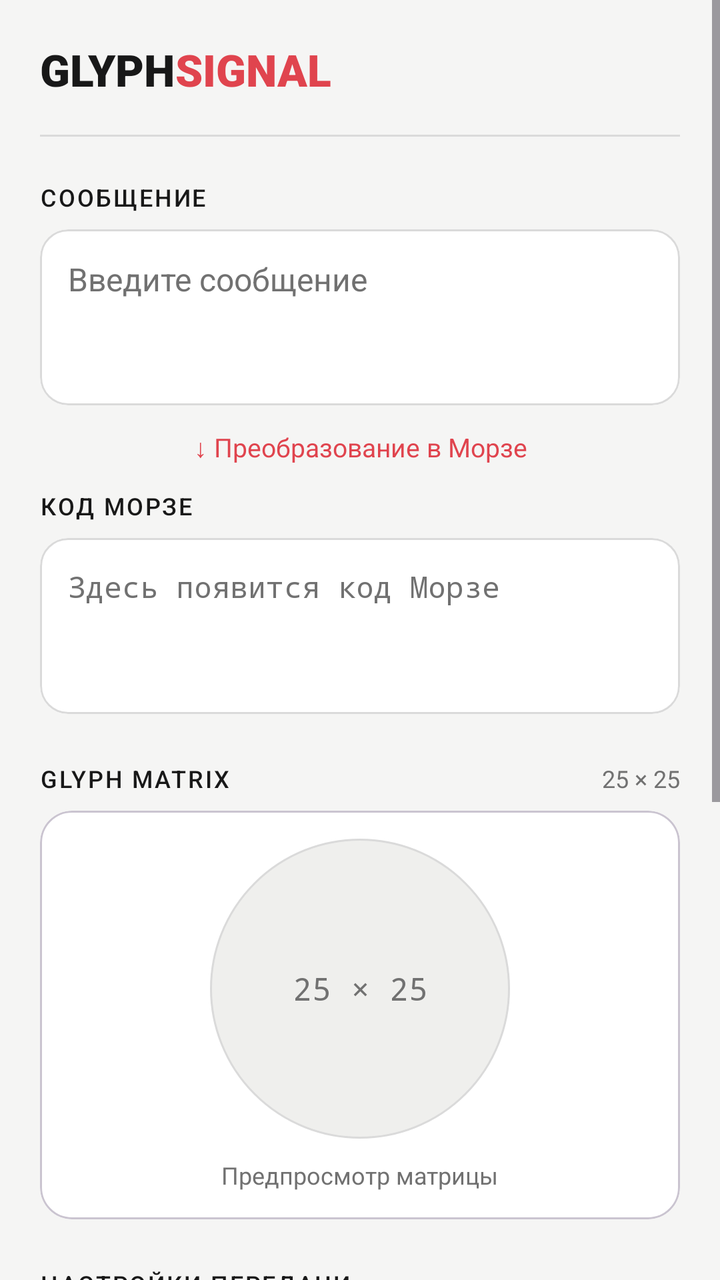
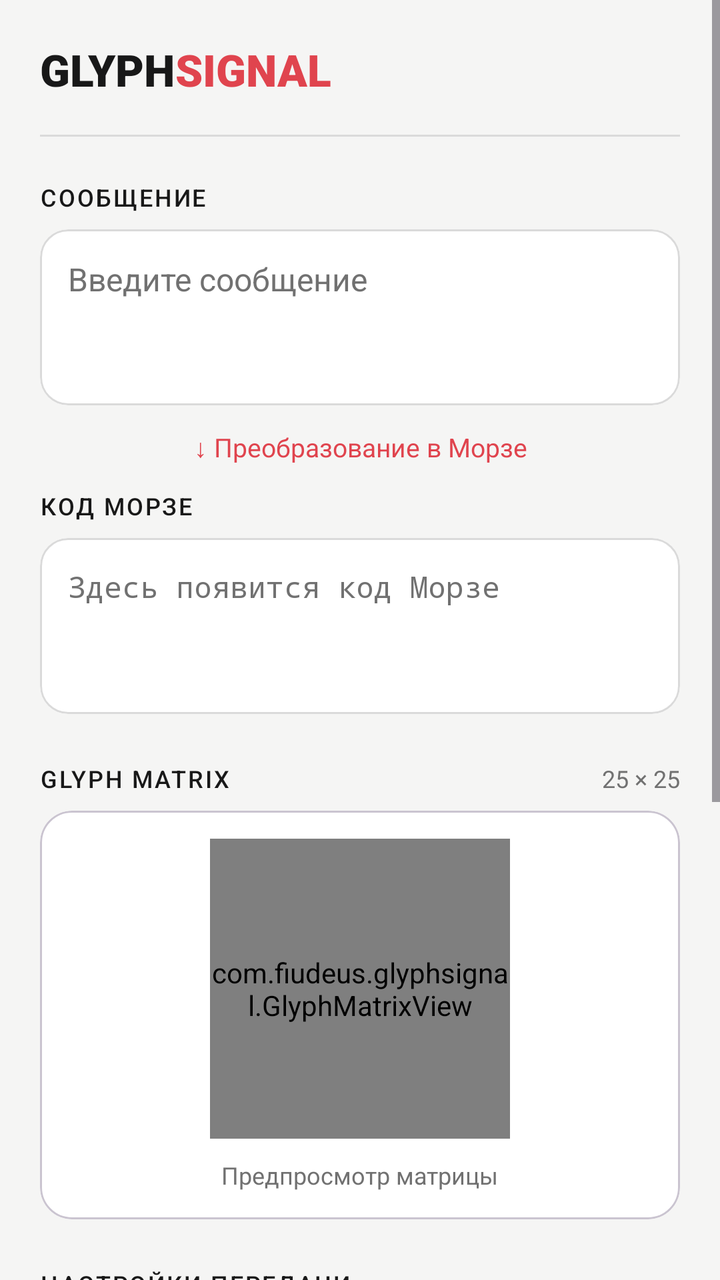

Screens rendered from an Android XML layout before and after an edit, with the pre-edit source and the edit as a unified diff.
<!-- AndroidManifest.xml: application theme Theme.GlyphSignal -->
<!-- res/layout/activity_main.xml -->
<?xml version="1.0" encoding="utf-8"?>
<ScrollView xmlns:android="http://schemas.android.com/apk/res/android"
    xmlns:app="http://schemas.android.com/apk/res-auto"
    android:id="@+id/main"
    android:layout_width="match_parent"
    android:layout_height="match_parent"
    android:background="@color/gs_background"
    android:clipToPadding="false"
    android:fillViewport="true">

    <LinearLayout
        android:layout_width="match_parent"
        android:layout_height="wrap_content"
        android:orientation="vertical"
        android:paddingStart="20dp"
        android:paddingTop="20dp"
        android:paddingEnd="20dp"
        android:paddingBottom="28dp">

        
        <LinearLayout
            android:layout_width="match_parent"
            android:layout_height="wrap_content"
            android:gravity="center_vertical"
            android:orientation="horizontal">

            <TextView
                android:layout_width="wrap_content"
                android:layout_height="wrap_content"
                android:fontFamily="sans-serif-black"
                android:text="@string/brand_glyph"
                android:textColor="@color/gs_text"
                android:textSize="22sp" />

            <TextView
                android:layout_width="wrap_content"
                android:layout_height="wrap_content"
                android:fontFamily="sans-serif-black"
                android:text="@string/brand_signal"
                android:textColor="@color/gs_accent"
                android:textSize="22sp" />
        </LinearLayout>

        <View
            android:layout_width="match_parent"
            android:layout_height="1dp"
            android:layout_marginTop="18dp"
            android:background="@color/gs_border" />

        
        <TextView
            android:layout_width="match_parent"
            android:layout_height="wrap_content"
            android:layout_marginTop="22dp"
            android:fontFamily="sans-serif-medium"
            android:letterSpacing="0.08"
            android:labelFor="@id/messageInput"
            android:text="@string/label_message"
            android:textColor="@color/gs_text"
            android:textSize="12sp" />

        <com.google.android.material.card.MaterialCardView
            android:layout_width="match_parent"
            android:layout_height="wrap_content"
            android:layout_marginTop="8dp"
            app:cardBackgroundColor="@color/gs_surface"
            app:cardCornerRadius="14dp"
            app:cardElevation="0dp"
            app:strokeColor="@color/gs_border"
            app:strokeWidth="1dp">

            <EditText
                android:id="@+id/messageInput"
                android:layout_width="match_parent"
                android:layout_height="wrap_content"
                android:gravity="top|start"
                android:hint="@string/message_hint"
                android:inputType="textCapSentences|textMultiLine"
                android:maxLines="5"
                android:minHeight="88dp"
                android:padding="14dp"
                android:background="@android:color/transparent"
                android:textColor="@color/gs_text"
                android:textColorHint="@color/gs_muted"
                android:textSize="16sp" />
        </com.google.android.material.card.MaterialCardView>

        <TextView
            android:layout_width="match_parent"
            android:layout_height="wrap_content"
            android:layout_marginTop="12dp"
            android:gravity="center"
            android:text="@string/conversion_indicator"
            android:textColor="@color/gs_accent"
            android:textSize="13sp" />

        
        <TextView
            android:layout_width="match_parent"
            android:layout_height="wrap_content"
            android:layout_marginTop="12dp"
            android:fontFamily="sans-serif-medium"
            android:letterSpacing="0.08"
            android:text="@string/label_morse"
            android:textColor="@color/gs_text"
            android:textSize="12sp" />

        <com.google.android.material.card.MaterialCardView
            android:layout_width="match_parent"
            android:layout_height="wrap_content"
            android:layout_marginTop="8dp"
            app:cardBackgroundColor="@color/gs_surface"
            app:cardCornerRadius="14dp"
            app:cardElevation="0dp"
            app:strokeColor="@color/gs_border"
            app:strokeWidth="1dp">

            <TextView
                android:id="@+id/morseOutput"
                android:layout_width="match_parent"
                android:layout_height="wrap_content"
                android:fontFamily="monospace"
                android:gravity="top|start"
                android:maxLines="4"
                android:minHeight="88dp"
                android:padding="14dp"
                android:text="@string/morse_placeholder"
                android:textColor="@color/gs_muted"
                android:textIsSelectable="true"
                android:textSize="15sp" />
        </com.google.android.material.card.MaterialCardView>

        
        <LinearLayout
            android:layout_width="match_parent"
            android:layout_height="wrap_content"
            android:layout_marginTop="24dp"
            android:gravity="center_vertical"
            android:orientation="horizontal">

            <TextView
                android:layout_width="0dp"
                android:layout_height="wrap_content"
                android:layout_weight="1"
                android:fontFamily="sans-serif-medium"
                android:letterSpacing="0.08"
                android:text="@string/label_matrix"
                android:textColor="@color/gs_text"
                android:textSize="12sp" />

            <TextView
                android:layout_width="wrap_content"
                android:layout_height="wrap_content"
                android:text="@string/matrix_resolution"
                android:textColor="@color/gs_muted"
                android:textSize="12sp" />
        </LinearLayout>

        <com.google.android.material.card.MaterialCardView
            android:layout_width="match_parent"
            android:layout_height="wrap_content"
            android:layout_marginTop="8dp"
            app:cardBackgroundColor="@color/gs_surface"
            app:cardCornerRadius="16dp"
            app:cardElevation="0dp">

            <LinearLayout
                android:layout_width="match_parent"
                android:layout_height="wrap_content"
                android:gravity="center"
                android:orientation="vertical"
                android:padding="14dp">

                <FrameLayout
                    android:id="@+id/matrixContainer"
                    android:layout_width="150dp"
                    android:layout_height="150dp"
                    android:background="@drawable/gs_matrix_placeholder">

                    <TextView
                        android:layout_width="match_parent"
                        android:layout_height="match_parent"
                        android:gravity="center"
                        android:fontFamily="monospace"
                        android:text="@string/matrix_resolution"
                        android:textColor="@color/gs_muted"
                        android:textSize="16sp" />
                </FrameLayout>

                <TextView
                    android:layout_width="wrap_content"
                    android:layout_height="wrap_content"
                    android:layout_marginTop="10dp"
                    android:text="@string/matrix_placeholder"
                    android:textColor="@color/gs_muted"
                    android:textSize="12sp" />
            </LinearLayout>
        </com.google.android.material.card.MaterialCardView>

        
        <TextView
            android:layout_width="match_parent"
            android:layout_height="wrap_content"
            android:layout_marginTop="24dp"
            android:fontFamily="sans-serif-medium"
            android:letterSpacing="0.08"
            android:text="@string/label_settings"
            android:textColor="@color/gs_text"
            android:textSize="12sp" />

        <LinearLayout
            android:layout_width="match_parent"
            android:layout_height="wrap_content"
            android:layout_marginTop="8dp"
            android:gravity="center_vertical"
            android:orientation="horizontal">

            <TextView
                android:layout_width="0dp"
                android:layout_height="wrap_content"
                android:layout_weight="1"
                android:text="@string/label_mode"
                android:textColor="@color/gs_text"
                android:textSize="14sp" />

            <com.google.android.material.button.MaterialButton
                android:id="@+id/modeButton"
                android:layout_width="wrap_content"
                android:layout_height="48dp"
                android:text="@string/mode_full_matrix"
                android:textAllCaps="false"
                android:textColor="@color/gs_text"
                android:textSize="13sp"
                app:backgroundTint="@color/gs_surface"
                app:cornerRadius="12dp"
                app:strokeColor="@color/gs_border"
                app:strokeWidth="1dp" />
        </LinearLayout>

        <LinearLayout
            android:layout_width="match_parent"
            android:layout_height="wrap_content"
            android:layout_marginTop="12dp"
            android:orientation="horizontal">

            <LinearLayout
                android:layout_width="0dp"
                android:layout_height="wrap_content"
                android:layout_weight="1"
                android:orientation="vertical">

                <TextView
                    android:layout_width="match_parent"
                    android:layout_height="wrap_content"
                    android:labelFor="@id/wpmInput"
                    android:text="@string/label_wpm"
                    android:textColor="@color/gs_muted"
                    android:textSize="12sp" />

                <com.google.android.material.card.MaterialCardView
                    android:layout_width="match_parent"
                    android:layout_height="wrap_content"
                    android:layout_marginTop="6dp"
                    app:cardBackgroundColor="@color/gs_surface"
                    app:cardCornerRadius="12dp"
                    app:cardElevation="0dp"
                    app:strokeColor="@color/gs_border"
                    app:strokeWidth="1dp">

                    <LinearLayout
                        android:layout_width="match_parent"
                        android:layout_height="48dp"
                        android:gravity="center_vertical"
                        android:orientation="horizontal"
                        android:paddingStart="12dp"
                        android:paddingEnd="12dp">

                        <EditText
                            android:id="@+id/wpmInput"
                            android:layout_width="0dp"
                            android:layout_height="match_parent"
                            android:layout_weight="1"
                            android:background="@android:color/transparent"
                            android:gravity="center_vertical"
                            android:inputType="number"
                            android:maxLength="3"
                            android:selectAllOnFocus="true"
                            android:singleLine="true"
                            android:text="@string/initial_wpm"
                            android:textColor="@color/gs_text"
                            android:textSize="16sp" />

                        <TextView
                            android:layout_width="wrap_content"
                            android:layout_height="wrap_content"
                            android:text="@string/unit_wpm"
                            android:textColor="@color/gs_muted"
                            android:textSize="12sp" />
                    </LinearLayout>
                </com.google.android.material.card.MaterialCardView>
            </LinearLayout>

            <Space
                android:layout_width="12dp"
                android:layout_height="1dp" />

            <LinearLayout
                android:layout_width="0dp"
                android:layout_height="wrap_content"
                android:layout_weight="1"
                android:orientation="vertical">

                <TextView
                    android:layout_width="match_parent"
                    android:layout_height="wrap_content"
                    android:labelFor="@id/brightnessInput"
                    android:text="@string/label_brightness"
                    android:textColor="@color/gs_muted"
                    android:textSize="12sp" />

                <com.google.android.material.card.MaterialCardView
                    android:layout_width="match_parent"
                    android:layout_height="wrap_content"
                    android:layout_marginTop="6dp"
                    app:cardBackgroundColor="@color/gs_surface"
                    app:cardCornerRadius="12dp"
                    app:cardElevation="0dp"
                    app:strokeColor="@color/gs_border"
                    app:strokeWidth="1dp">

                    <LinearLayout
                        android:layout_width="match_parent"
                        android:layout_height="48dp"
                        android:gravity="center_vertical"
                        android:orientation="horizontal"
                        android:paddingStart="12dp"
                        android:paddingEnd="12dp">

                        <EditText
                            android:id="@+id/brightnessInput"
                            android:layout_width="0dp"
                            android:layout_height="match_parent"
                            android:layout_weight="1"
                            android:background="@android:color/transparent"
                            android:gravity="center_vertical"
                            android:inputType="number"
                            android:maxLength="3"
                            android:selectAllOnFocus="true"
                            android:singleLine="true"
                            android:text="@string/initial_brightness"
                            android:textColor="@color/gs_text"
                            android:textSize="16sp" />

                        <TextView
                            android:layout_width="wrap_content"
                            android:layout_height="wrap_content"
                            android:text="@string/unit_percent"
                            android:textColor="@color/gs_muted"
                            android:textSize="12sp" />
                    </LinearLayout>
                </com.google.android.material.card.MaterialCardView>
            </LinearLayout>
        </LinearLayout>

        <LinearLayout
            android:layout_width="match_parent"
            android:layout_height="wrap_content"
            android:layout_marginTop="14dp"
            android:gravity="center_vertical"
            android:orientation="horizontal">

            <TextView
                android:layout_width="0dp"
                android:layout_height="wrap_content"
                android:layout_weight="1"
                android:text="@string/label_repeats"
                android:textColor="@color/gs_text"
                android:textSize="14sp" />

            <com.google.android.material.button.MaterialButton
                android:id="@+id/decreaseRepeatsButton"
                android:layout_width="44dp"
                android:layout_height="44dp"
                android:contentDescription="@string/decrease_repeats"
                android:minWidth="44dp"
                android:padding="0dp"
                android:gravity="center"
                android:insetLeft="0dp"
                android:insetRight="0dp"
                android:insetTop="0dp"
                android:insetBottom="0dp"
                android:text="@string/minus_symbol"
                android:textColor="@color/gs_text"
                android:textSize="18sp"
                app:backgroundTint="@color/gs_surface"
                app:cornerRadius="12dp"
                app:strokeColor="@color/gs_border"
                app:strokeWidth="1dp" />

            <TextView
                android:id="@+id/repeatsValue"
                android:layout_width="36dp"
                android:layout_height="wrap_content"
                android:gravity="center"
                android:text="@string/initial_repeats"
                android:textColor="@color/gs_text"
                android:textSize="16sp" />

            <com.google.android.material.button.MaterialButton
                android:id="@+id/increaseRepeatsButton"
                android:layout_width="44dp"
                android:layout_height="44dp"
                android:contentDescription="@string/increase_repeats"
                android:minWidth="44dp"
                android:padding="0dp"
                android:gravity="center"
                android:insetLeft="0dp"
                android:insetRight="0dp"
                android:insetTop="0dp"
                android:insetBottom="0dp"
                android:text="@string/plus_symbol"
                android:textColor="@color/gs_text"
                android:textSize="18sp"
                app:backgroundTint="@color/gs_surface"
                app:cornerRadius="12dp"
                app:strokeColor="@color/gs_border"
                app:strokeWidth="1dp" />
        </LinearLayout>

        <View
            android:layout_width="match_parent"
            android:layout_height="1dp"
            android:layout_marginTop="10dp"
            android:background="@color/gs_border" />

        <LinearLayout
            android:layout_width="match_parent"
            android:layout_height="wrap_content"
            android:layout_marginTop="12dp"
            android:gravity="center_vertical"
            android:orientation="horizontal">

            <LinearLayout
                android:layout_width="0dp"
                android:layout_height="wrap_content"
                android:layout_weight="1"
                android:orientation="vertical">

                <TextView
                    android:layout_width="match_parent"
                    android:layout_height="wrap_content"
                    android:text="@string/label_infinite_loop"
                    android:textColor="@color/gs_text"
                    android:textSize="14sp" />

                <TextView
                    android:layout_width="match_parent"
                    android:layout_height="wrap_content"
                    android:layout_marginTop="3dp"
                    android:text="@string/infinite_loop_hint"
                    android:textColor="@color/gs_muted"
                    android:textSize="12sp" />
            </LinearLayout>

            <com.google.android.material.materialswitch.MaterialSwitch
                android:id="@+id/infiniteLoopSwitch"
                android:layout_width="wrap_content"
                android:layout_height="wrap_content"
                android:contentDescription="@string/label_infinite_loop"
                android:checked="false" />
        </LinearLayout>

        
        <LinearLayout
            android:id="@+id/transmissionProgress"
            android:layout_width="match_parent"
            android:layout_height="wrap_content"
            android:layout_marginTop="18dp"
            android:orientation="vertical"
            android:visibility="gone">

            <TextView
                android:id="@+id/progressLabel"
                android:layout_width="match_parent"
                android:layout_height="wrap_content"
                android:text="@string/progress_placeholder"
                android:textColor="@color/gs_muted"
                android:textSize="12sp" />

            <ProgressBar
                android:id="@+id/progressBar"
                style="?android:attr/progressBarStyleHorizontal"
                android:layout_width="match_parent"
                android:layout_height="wrap_content"
                android:layout_marginTop="6dp"
                android:indeterminate="false"
                android:max="100"
                android:progress="0"
                android:progressTint="@color/gs_accent" />
        </LinearLayout>

        <com.google.android.material.button.MaterialButton
            android:id="@+id/startButton"
            android:layout_width="match_parent"
            android:layout_height="54dp"
            android:layout_marginTop="22dp"
            android:text="@string/start_transmission"
            android:textAllCaps="false"
            android:textColor="@color/gs_on_accent"
            android:textSize="15sp"
            app:backgroundTint="@color/gs_accent"
            app:cornerRadius="14dp" />
    </LinearLayout>
</ScrollView>
<!-- resources referenced by this layout -->
<resources>
  <color name="gs_accent">#E0444E</color>
  <color name="gs_background">#F5F5F4</color>
  <color name="gs_border">#DADADA</color>
  <color name="gs_muted">#717171</color>
  <color name="gs_on_accent">#FFFFFF</color>
  <color name="gs_surface">#FFFFFF</color>
  <color name="gs_text">#181818</color>
  <!-- drawable gs_matrix_placeholder (drawable) -->
  <?xml version="1.0" encoding="utf-8"?>
  <shape xmlns:android="http://schemas.android.com/apk/res/android"
      android:shape="oval">
      <solid android:color="@color/gs_surface_alt" />
      <stroke
          android:width="1dp"
          android:color="@color/gs_border" />
  </shape>
  <string name="brand_glyph">GLYPH</string>
  <string name="brand_signal">SIGNAL</string>
  <string name="conversion_indicator">↓  Преобразование в Морзе</string>
  <string name="decrease_repeats">Уменьшить количество повторений</string>
  <string name="increase_repeats">Увеличить количество повторений</string>
  <string name="infinite_loop_hint">Повторять до ручной остановки</string>
  <string name="initial_brightness" translatable="false">75</string>
  <string name="initial_repeats" translatable="false">1</string>
  <string name="initial_wpm" translatable="false">15</string>
  <string name="label_brightness">Яркость</string>
  <string name="label_infinite_loop">Бесконечный цикл</string>
  <string name="label_matrix">GLYPH MATRIX</string>
  <string name="label_message">СООБЩЕНИЕ</string>
  <string name="label_mode">Режим</string>
  <string name="label_morse">КОД МОРЗЕ</string>
  <string name="label_repeats">Повторения</string>
  <string name="label_settings">НАСТРОЙКИ ПЕРЕДАЧИ</string>
  <string name="label_wpm">Скорость</string>
  <string name="matrix_placeholder">Предпросмотр матрицы</string>
  <string name="matrix_resolution">25 × 25</string>
  <string name="message_hint">Введите сообщение</string>
  <string name="minus_symbol" translatable="false">−</string>
  <string name="mode_full_matrix">Full Matrix ▾</string>
  <string name="morse_placeholder">Здесь появится код Морзе</string>
  <string name="plus_symbol" translatable="false">+</string>
  <string name="progress_placeholder">Повтор 1/1</string>
  <string name="start_transmission">Начать передачу</string>
  <string name="unit_percent" formatted="false">%</string>
  <string name="unit_wpm">WPM</string>
  <style name="Theme.GlyphSignal" parent="Base.Theme.GlyphSignal" />
  <color name="gs_surface_alt">#EFEFED</color>
  <style name="Base.Theme.GlyphSignal" parent="Theme.Material3.DayNight.NoActionBar">
          <item name="colorPrimary">@color/gs_accent</item>
          <item name="colorOnPrimary">@color/gs_on_accent</item>
          <item name="colorSecondary">@color/gs_accent</item>
          <item name="colorSurface">@color/gs_surface</item>
          <item name="colorOnSurface">@color/gs_text</item>
          <item name="android:colorBackground">@color/gs_background</item>
      </style>
</resources>

<!-- the commit's change to res/layout/activity_main.xml (unified diff, before → after) -->
@@ -130,7 +130,6 @@
                 android:textSize="15sp" />
         </com.google.android.material.card.MaterialCardView>
 
-        
         <LinearLayout
             android:layout_width="match_parent"
             android:layout_height="wrap_content"
@@ -171,21 +170,10 @@
                 android:orientation="vertical"
                 android:padding="14dp">
 
-                <FrameLayout
-                    android:id="@+id/matrixContainer"
+                <com.fiudeus.glyphsignal.GlyphMatrixView
+                    android:id="@+id/glyphMatrixView"
                     android:layout_width="150dp"
-                    android:layout_height="150dp"
-                    android:background="@drawable/gs_matrix_placeholder">
-
-                    <TextView
-                        android:layout_width="match_parent"
-                        android:layout_height="match_parent"
-                        android:gravity="center"
-                        android:fontFamily="monospace"
-                        android:text="@string/matrix_resolution"
-                        android:textColor="@color/gs_muted"
-                        android:textSize="16sp" />
-                </FrameLayout>
+                    android:layout_height="150dp" />
 
                 <TextView
                     android:layout_width="wrap_content"
<!-- resource entries referenced after the edit -->
@@ -7,15 +7,6 @@
   <color name="gs_on_accent">#FFFFFF</color>
   <color name="gs_surface">#FFFFFF</color>
   <color name="gs_text">#181818</color>
-  <!-- drawable gs_matrix_placeholder (drawable) -->
-  <?xml version="1.0" encoding="utf-8"?>
-  <shape xmlns:android="http://schemas.android.com/apk/res/android"
-      android:shape="oval">
-      <solid android:color="@color/gs_surface_alt" />
-      <stroke
-          android:width="1dp"
-          android:color="@color/gs_border" />
-  </shape>
   <string name="brand_glyph">GLYPH</string>
   <string name="brand_signal">SIGNAL</string>
   <string name="conversion_indicator">↓  Преобразование в Морзе</string>
@@ -46,7 +37,6 @@
   <string name="unit_percent" formatted="false">%</string>
   <string name="unit_wpm">WPM</string>
   <style name="Theme.GlyphSignal" parent="Base.Theme.GlyphSignal" />
-  <color name="gs_surface_alt">#EFEFED</color>
   <style name="Base.Theme.GlyphSignal" parent="Theme.Material3.DayNight.NoActionBar">
           <item name="colorPrimary">@color/gs_accent</item>
           <item name="colorOnPrimary">@color/gs_on_accent</item>
